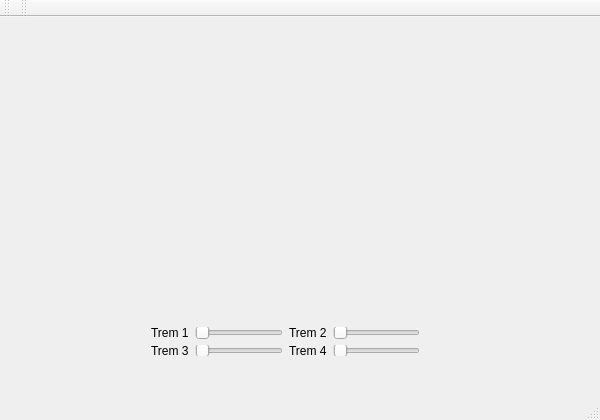
Above: sistemas_trem/mainwindow.ui from matheusslr/train_system before the change. Below: the same form after it.
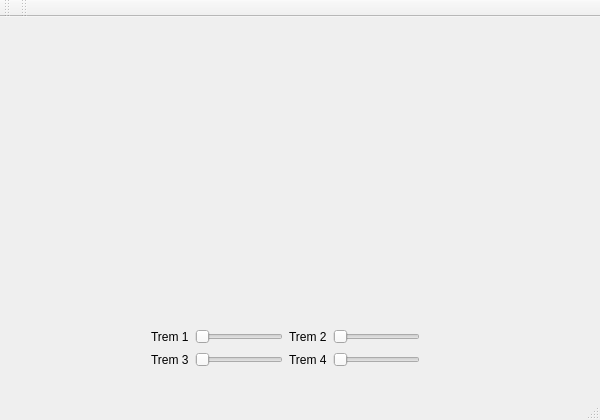
That is the form after the change.

The edit to the form file:
```diff
--- a/sistemas_trem/mainwindow.ui
+++ b/sistemas_trem/mainwindow.ui
@@ -32,7 +32,7 @@
       <x>140</x>
       <y>299</y>
       <width>291</width>
-      <height>51</height>
+      <height>65</height>
      </rect>
     </property>
     <layout class="QHBoxLayout" name="horizontalLayout">
@@ -54,7 +54,7 @@
           <number>1</number>
          </property>
          <property name="maximum">
-          <number>100</number>
+          <number>20</number>
          </property>
          <property name="orientation">
           <enum>Qt::Horizontal</enum>
@@ -64,10 +64,10 @@
        <item row="1" column="1">
         <widget class="QSlider" name="sliderVel3">
          <property name="minimum">
-          <number>20</number>
+          <number>1</number>
          </property>
          <property name="maximum">
-          <number>100</number>
+          <number>20</number>
          </property>
          <property name="orientation">
           <enum>Qt::Horizontal</enum>
@@ -98,10 +98,10 @@
        <item row="1" column="1">
         <widget class="QSlider" name="sliderVel4">
          <property name="minimum">
-          <number>20</number>
+          <number>1</number>
          </property>
          <property name="maximum">
-          <number>100</number>
+          <number>20</number>
          </property>
          <property name="orientation">
           <enum>Qt::Horizontal</enum>
@@ -118,10 +118,10 @@
        <item row="0" column="1">
         <widget class="QSlider" name="sliderVel2">
          <property name="minimum">
-          <number>20</number>
+          <number>1</number>
          </property>
          <property name="maximum">
-          <number>100</number>
+          <number>20</number>
          </property>
          <property name="orientation">
           <enum>Qt::Horizontal</enum>
```
